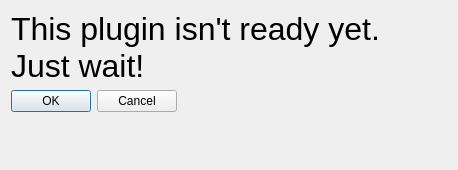
Before: the Qt Designer form quickcrs_dialog_base.ui in mstuyts/QuickCRS, drawn with Qt 5.
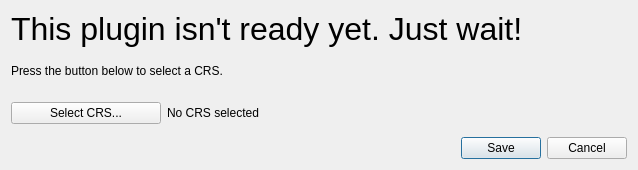
After: the same form once the commit is applied.

Commit message: added 1st attempt at settings code

Diff of the .ui file:
```diff
--- a/quickcrs_dialog_base.ui
+++ b/quickcrs_dialog_base.ui
@@ -6,25 +6,17 @@
    <rect>
     <x>0</x>
     <y>0</y>
-    <width>458</width>
+    <width>638</width>
     <height>170</height>
    </rect>
   </property>
   <property name="windowTitle">
    <string>QuickCRS</string>
   </property>
-  <layout class="QFormLayout" name="formLayout_2">
-   <item row="1" column="0">
-    <widget class="QDialogButtonBox" name="button_box">
-     <property name="orientation">
-      <enum>Qt::Horizontal</enum>
-     </property>
-     <property name="standardButtons">
-      <set>QDialogButtonBox::Cancel|QDialogButtonBox::Ok</set>
-     </property>
-    </widget>
-   </item>
-   <item row="0" column="0" colspan="2">
+  <layout class="QVBoxLayout" name="verticalLayout_2">
+   <item>
+    <layout class="QVBoxLayout" name="verticalLayout">
+     <item>
     <widget class="QLabel" name="label">
      <property name="font">
       <font>
@@ -38,6 +30,52 @@
       <bool>true</bool>
      </property>
     </widget>
+     </item>
+     <item>
+      <widget class="QLabel" name="label_2">
+       <property name="text">
+        <string>Press the button below to select a CRS.</string>
+       </property>
+      </widget>
+     </item>
+     <item>
+      <layout class="QHBoxLayout" name="horizontalLayout">
+       <item>
+        <widget class="QPushButton" name="pushButton">
+         <property name="maximumSize">
+          <size>
+           <width>150</width>
+           <height>16777215</height>
+          </size>
+         </property>
+         <property name="text">
+          <string>Select CRS...</string>
+         </property>
+        </widget>
+       </item>
+       <item>
+        <widget class="QLabel" name="label_3">
+         <property name="text">
+          <string>No CRS selected</string>
+         </property>
+        </widget>
+       </item>
+      </layout>
+     </item>
+     <item>
+      <widget class="QDialogButtonBox" name="button_box">
+       <property name="orientation">
+        <enum>Qt::Horizontal</enum>
+       </property>
+       <property name="standardButtons">
+        <set>QDialogButtonBox::Cancel|QDialogButtonBox::Save</set>
+       </property>
+       <property name="centerButtons">
+        <bool>false</bool>
+       </property>
+      </widget>
+     </item>
+    </layout>
    </item>
   </layout>
  </widget>
```
Lines whose indentation alone changed are shown as unchanged. The commit also changes 1 other file.
